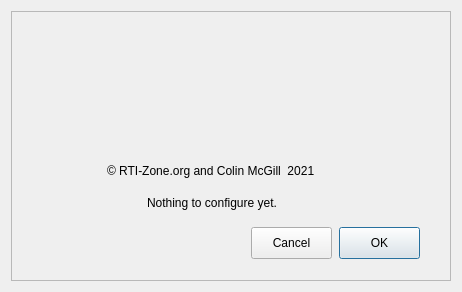
mcgillca/AstroTrac, file AstroTrac.ui: the form before one commit.
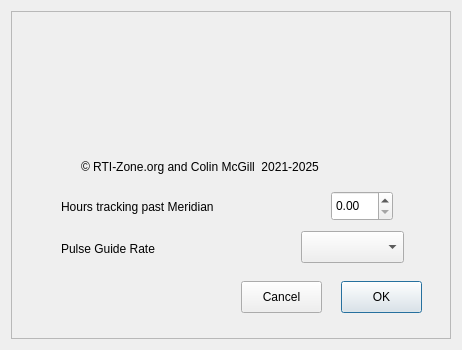
The form after the commit. Icons and pictures are not drawn. Custom widgets are drawn as their Qt base class.

Commit message:
Adds setting dialog.
Allows user to choose the Pulse Guide rate and to set how far the mount can track beyond the meridian.

```diff
--- a/AstroTrac.ui
+++ b/AstroTrac.ui
@@ -7,7 +7,7 @@
     <x>0</x>
     <y>0</y>
     <width>462</width>
-    <height>292</height>
+    <height>350</height>
    </rect>
   </property>
   <property name="sizePolicy">
@@ -19,13 +19,13 @@
   <property name="minimumSize">
    <size>
     <width>462</width>
-    <height>292</height>
+    <height>350</height>
    </size>
   </property>
   <property name="maximumSize">
    <size>
     <width>462</width>
-    <height>292</height>
+    <height>350</height>
    </size>
   </property>
   <property name="windowTitle">
@@ -70,8 +70,8 @@
      <widget class="QPushButton" name="pushButtonOK">
       <property name="geometry">
        <rect>
-        <x>328</x>
-        <y>216</y>
+        <x>330</x>
+        <y>270</y>
         <width>81</width>
         <height>32</height>
        </rect>
@@ -86,8 +86,8 @@
      <widget class="QPushButton" name="pushButtonCancel">
       <property name="geometry">
        <rect>
-        <x>240</x>
-        <y>216</y>
+        <x>230</x>
+        <y>270</y>
         <width>81</width>
         <height>32</height>
        </rect>
@@ -99,14 +99,14 @@
      <widget class="QLabel" name="label_5">
       <property name="geometry">
        <rect>
-        <x>96</x>
-        <y>144</y>
-        <width>240</width>
+        <x>70</x>
+        <y>140</y>
+        <width>281</width>
         <height>32</height>
        </rect>
       </property>
       <property name="text">
-       <string>© RTI-Zone.org and Colin McGill  2021</string>
+       <string>© RTI-Zone.org and Colin McGill  2021-2025</string>
       </property>
      </widget>
      <widget class="QLabel" name="label_logo_2">
@@ -134,17 +134,56 @@
        <string>AstroTrac360.png</string>
       </property>
      </widget>
+     <widget class="QDoubleSpinBox" name="doubleSpinBox">
+      <property name="geometry">
+       <rect>
+        <x>320</x>
+        <y>180</y>
+        <width>62</width>
+        <height>30</height>
+       </rect>
+      </property>
+      <property name="maximum">
+       <double>6.000000000000000</double>
+      </property>
+      <property name="singleStep">
+       <double>0.250000000000000</double>
+      </property>
+     </widget>
+     <widget class="QComboBox" name="comboBox">
+      <property name="geometry">
+       <rect>
+        <x>290</x>
+        <y>220</y>
+        <width>103</width>
+        <height>32</height>
+       </rect>
+      </property>
+     </widget>
      <widget class="QLabel" name="label">
       <property name="geometry">
        <rect>
-        <x>136</x>
-        <y>184</y>
-        <width>160</width>
+        <x>50</x>
+        <y>180</y>
+        <width>181</width>
+        <height>31</height>
+       </rect>
+      </property>
+      <property name="text">
+       <string>Hours tracking past Meridian</string>
+      </property>
+     </widget>
+     <widget class="QLabel" name="label_2">
+      <property name="geometry">
+       <rect>
+        <x>50</x>
+        <y>230</y>
+        <width>171</width>
         <height>16</height>
        </rect>
       </property>
       <property name="text">
-       <string>Nothing to configure yet.</string>
+       <string>Pulse Guide Rate</string>
       </property>
      </widget>
     </widget>
```
Left out of the diff: 6 changed lines with no effect on the pictures. The commit also changes 5 other files.
